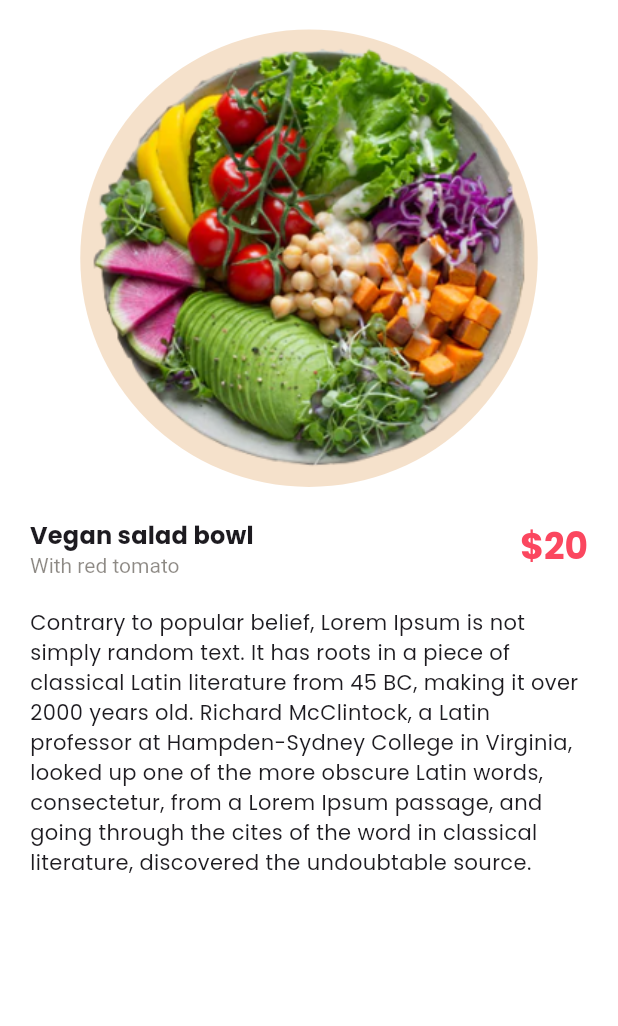
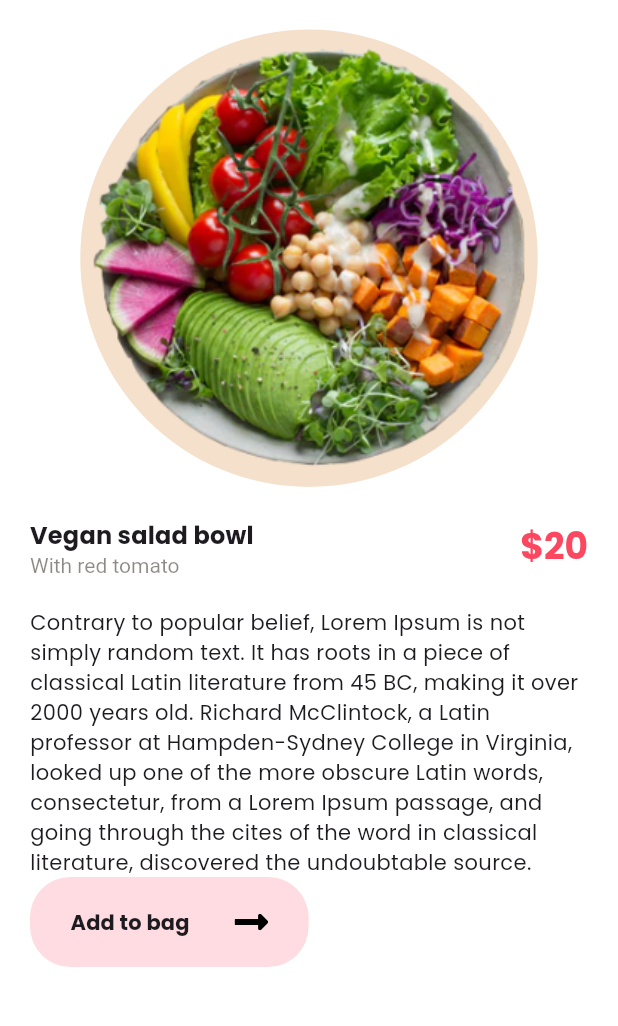
Before and after one commit to ten66/tfw_food_delivery_app, a Flutter app: the DetailsScreen screen opened directly, on a phone screen of 412 x 824 dp, the part 92-1118 px from its top. Run offline on Flutter 3.47's test engine with Material 2 defaults, Android fonts, the phone set to English and light mode, and no system bars; our stand-ins replace flutter_svg.

Commit message:
add: :art: #3 add to bagボタンの追加 ~16:31

```diff
--- a/lib/details_screen.dart
+++ b/lib/details_screen.dart
@@ -74,7 +74,32 @@ class DetailsScreen extends StatelessWidget {
             const SizedBox(height: 20),
             const Text(
               "Contrary to popular belief, Lorem Ipsum is not simply random text. It has roots in a piece of classical Latin literature from 45 BC, making it over 2000 years old. Richard McClintock, a Latin professor at Hampden-Sydney College in Virginia, looked up one of the more obscure Latin words, consectetur, from a Lorem Ipsum passage, and going through the cites of the word in classical literature, discovered the undoubtable source.",
-            )
+            ),
+            Row(
+              children: [
+                Container(
+                  padding:
+                      const EdgeInsets.symmetric(vertical: 20, horizontal: 27),
+                  decoration: BoxDecoration(
+                    color: kPrimaryColor.withOpacity(.19),
+                    borderRadius: BorderRadius.circular(27),
+                  ),
+                  child: Row(
+                    children: [
+                      Text(
+                        'Add to bag',
+                        style: Theme.of(context).textTheme.labelLarge,
+                      ),
+                      const SizedBox(width: 30),
+                      SvgPicture.asset(
+                        'assets/icons/forward.svg',
+                        height: 11,
+                      ),
+                    ],
+                  ),
+                ),
+              ],
+            ),
           ],
         ),
       ),
```
